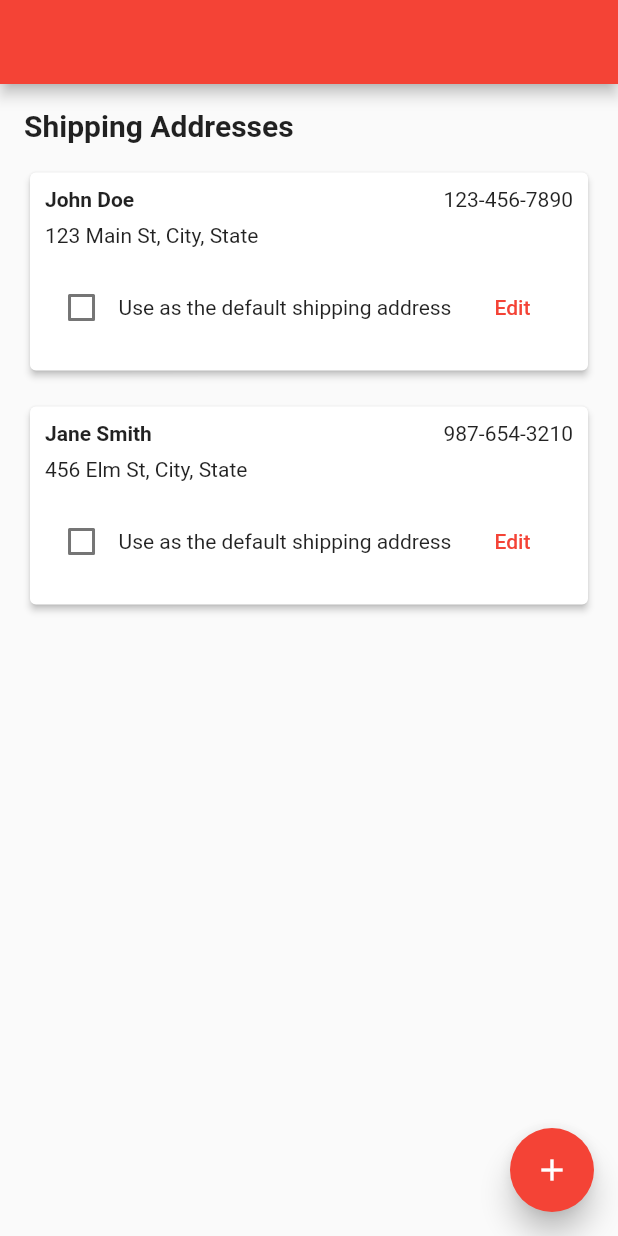
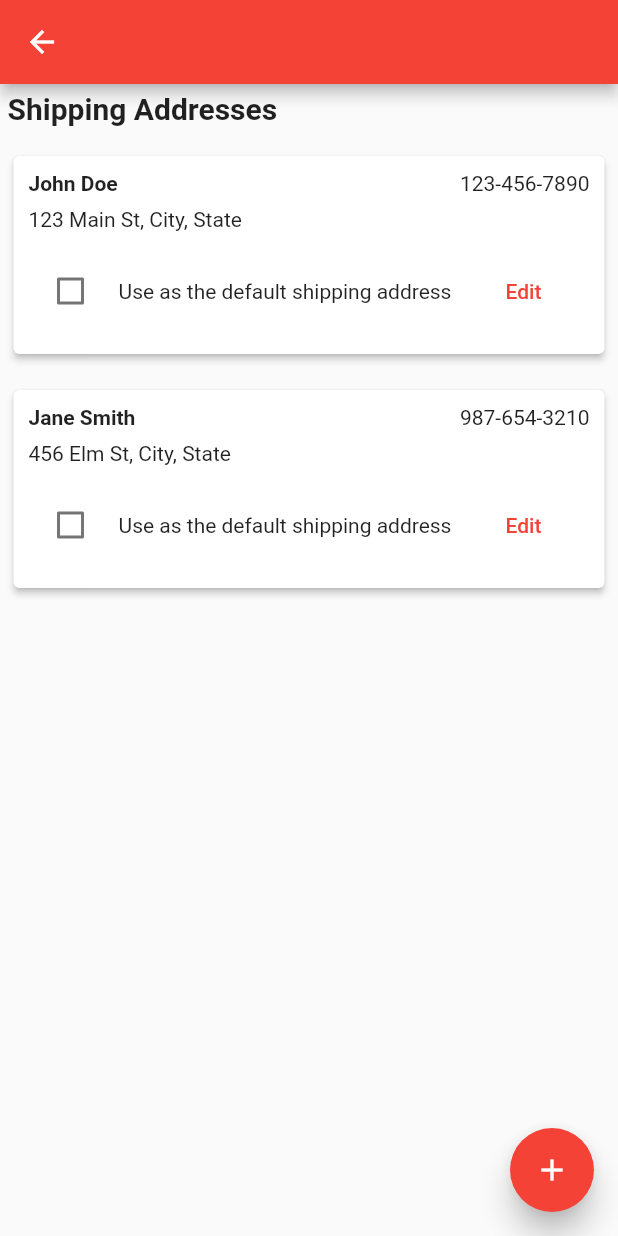
Before and after one commit to DoThaoNguyenn/flutter_nhom5_petshop, a Flutter app: the ShippingAddressesPage screen opened directly, on a phone screen of 412 x 824 dp. Run offline on Flutter 3.47's test engine with Material 2 defaults, Android fonts, the phone set to English and light mode, and no system bars.

Commit message:
fix shipping

```diff
--- a/lib/screens/OrderDetail.dart
+++ b/lib/screens/OrderDetail.dart
@@ -380,7 +380,7 @@ Widget OrderInformation =  Container(
             ),
             Container(
               padding: const EdgeInsets.symmetric(vertical: 10, horizontal: 10),
-              margin: const EdgeInsets.only(top: 20),
+              margin: const EdgeInsets.only(top: 10),
               child: Button,
             ),
 
--- a/lib/screens/productdetail.dart
+++ b/lib/screens/productdetail.dart
@@ -52,7 +52,8 @@ class _ProductDetailPageState extends State<ProductDetailPage> {
           Image.asset(
             img2,
             height: 200,
-            fit: BoxFit.cover,
+            width: 500,
+            // fit: BoxFit.cover,
           ),
           SizedBox(height: 16),
           Row(
--- a/lib/screens/shipping_add.dart
+++ b/lib/screens/shipping_add.dart
@@ -28,10 +28,10 @@ class _ShippingAddressesPageState extends State<ShippingAddressesPage> {
           },
         ),
         iconTheme: IconThemeData(
-            color: Colors.red), //
+            color: const Color.fromARGB(255, 255, 255, 255)), //
       ),
       body: Container(
-        padding: EdgeInsets.all(16.0),
+        padding: EdgeInsets.all(5.0),
         child: Column(
           crossAxisAlignment: CrossAxisAlignment.start,
           children: [
```
Also changed, not shown: lib/screens/Order.dart (+0 -10 lines).
